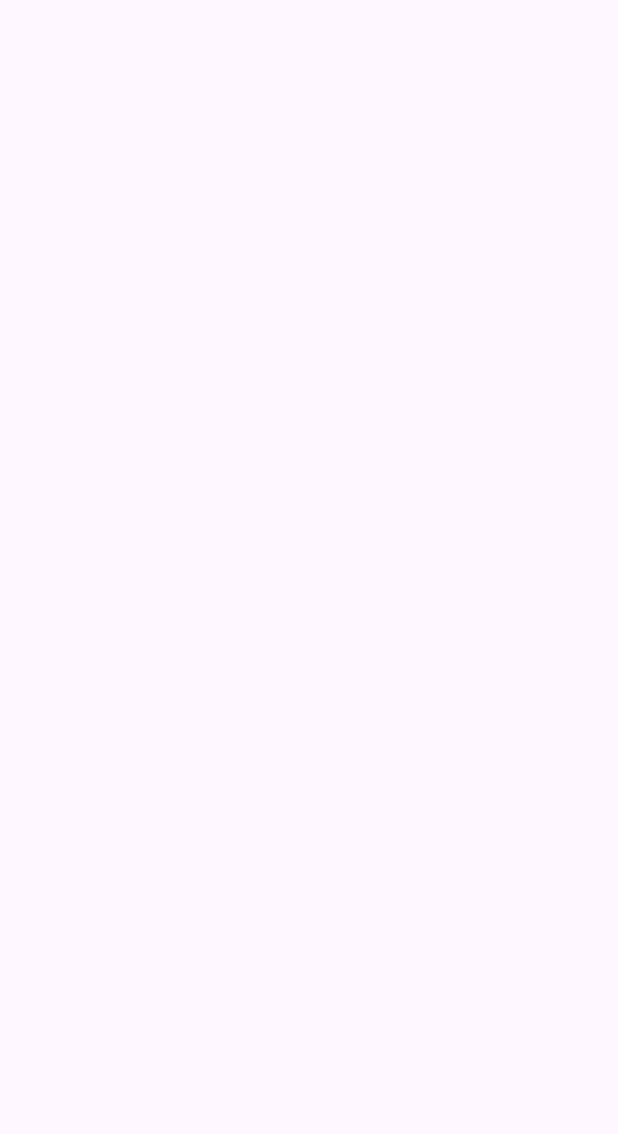
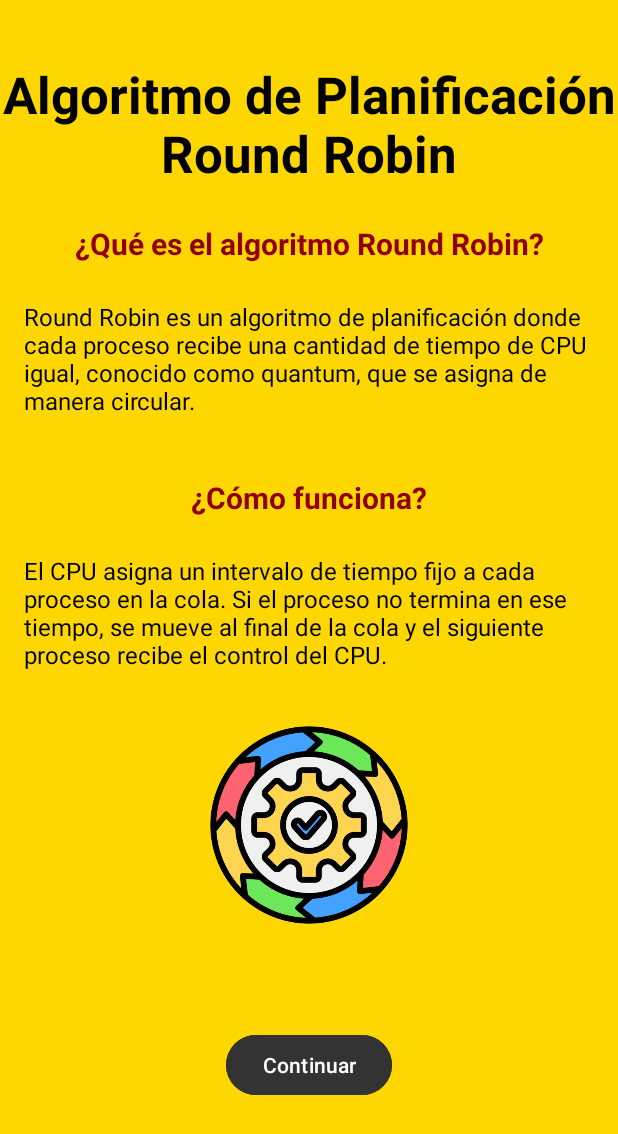
Before and after one commit to JhonmaSG/Android_Algoritmo_Round_Robin, an Android app: the activity_teorica_1 screen opened directly, with no data from a screen before it, on a phone screen of 412 x 824 dp. Before the commit the part shown is empty. Shown: the top 1134 px of the screen. Run offline under Robolectric (Android 15) with nearby library versions, the phone set to English and light mode, and no system bars.

Commit message:
completed activity teorica_1

```diff
--- a/app/src/main/java/com/example/algoritmo_round_robin/MainActivity.kt
+++ b/app/src/main/java/com/example/algoritmo_round_robin/MainActivity.kt
@@ -1,6 +1,8 @@
 package com.example.algoritmo_round_robin
 
+import android.content.Intent
 import android.os.Bundle
+import android.widget.Button
 import androidx.activity.enableEdgeToEdge
 import androidx.appcompat.app.AppCompatActivity
 import androidx.core.view.ViewCompat
@@ -12,7 +14,11 @@ class MainActivity : AppCompatActivity() {
         enableEdgeToEdge()
         setContentView(R.layout.activity_main)
         /*Bienvenida al tutorial del Algoritmo de Planificación*/
+        val btncomenzar : Button = findViewById(R.id.btnComenzar);
 
-
+        btncomenzar.setOnClickListener{
+            val intentComenzar = Intent(this,activity_teorica_1::class.java).apply{}
+            startActivity(intentComenzar)
+        }
     }
 }
--- a/app/src/main/res/layout/activity_main.xml
+++ b/app/src/main/res/layout/activity_main.xml
@@ -41,8 +41,10 @@
         android:layout_width="wrap_content"
         android:layout_height="wrap_content"
         android:layout_marginBottom="40dp"
+        android:backgroundTint="#333333"
         android:text="Comenzar Tutorial"
-        android:backgroundTint="#333333"
+        android:textAlignment="textStart"
+        android:textAllCaps="false"
         app:layout_constraintBottom_toBottomOf="parent"
         app:layout_constraintEnd_toEndOf="parent"
         app:layout_constraintHorizontal_bias="0.497"
--- a/app/src/main/res/layout/activity_teorica_1.xml
+++ b/app/src/main/res/layout/activity_teorica_1.xml
@@ -5,6 +5,105 @@
     android:id="@+id/main"
     android:layout_width="match_parent"
     android:layout_height="match_parent"
+    android:background="@color/background_color"
+    android:fitsSystemWindows="true"
     tools:context=".activity_teorica_1">
 
+    <TextView
+        android:id="@+id/txtTitle"
+        android:layout_width="wrap_content"
+        android:layout_height="wrap_content"
+        android:text="Algoritmo de Planificación Round Robin"
+        android:textAlignment="center"
+        android:textColor="#000000"
+        android:textSize="34sp"
+        android:textStyle="bold"
+        app:layout_constraintBottom_toBottomOf="parent"
+        app:layout_constraintEnd_toEndOf="parent"
+        app:layout_constraintHorizontal_bias="0.498"
+        app:layout_constraintStart_toStartOf="parent"
+        app:layout_constraintTop_toTopOf="parent"
+        app:layout_constraintVertical_bias="0.054" />
+
+    <TextView
+        android:id="@+id/txtSection1"
+        android:layout_width="0dp"
+        android:layout_height="wrap_content"
+        android:layout_marginTop="24dp"
+        android:text="¿Qué es el algoritmo Round Robin?"
+        android:textAlignment="center"
+        android:textColor="#900000"
+        android:textSize="20sp"
+        android:textStyle="bold"
+        app:layout_constraintEnd_toEndOf="parent"
+        app:layout_constraintStart_toStartOf="parent"
+        app:layout_constraintTop_toBottomOf="@id/txtTitle" />
+
+    <TextView
+        android:id="@+id/txtDescription1"
+        android:layout_width="0dp"
+        android:layout_height="wrap_content"
+        android:layout_marginTop="8dp"
+        android:padding="16dp"
+        android:text="Round Robin es un algoritmo de planificación donde cada proceso recibe una cantidad de tiempo de CPU igual, conocido como quantum, que se asigna de manera circular."
+        android:textColor="#000000"
+        android:textSize="16sp"
+        app:layout_constraintEnd_toEndOf="parent"
+        app:layout_constraintStart_toStartOf="parent"
+        app:layout_constraintTop_toBottomOf="@id/txtSection1" />
+
+    <!-- Sección 2: Cómo funciona -->
+    <TextView
+        android:id="@+id/txtSection2"
+        android:layout_width="0dp"
+        android:layout_height="wrap_content"
+        android:layout_marginTop="24dp"
+        android:text="¿Cómo funciona?"
+        android:textAlignment="center"
+        android:textColor="#900000"
+        android:textSize="20sp"
+        android:textStyle="bold"
+        app:layout_constraintEnd_toEndOf="parent"
+        app:layout_constraintStart_toStartOf="parent"
+        app:layout_constraintTop_toBottomOf="@id/txtDescription1" />
+
+    <ImageView
+        android:id="@+id/imageExample"
+        android:layout_width="165dp"
+        android:layout_height="133dp"
+        android:layout_marginTop="20dp"
+        android:src="@drawable/ciclo"
+        app:layout_constraintEnd_toEndOf="parent"
+        app:layout_constraintStart_toStartOf="parent"
+        app:layout_constraintTop_toBottomOf="@+id/txtDescription2" />
+
+    <TextView
+        android:id="@+id/txtDescription2"
+        android:layout_width="0dp"
+        android:layout_height="wrap_content"
+        android:layout_marginTop="8dp"
+        android:padding="16dp"
+        android:text="El CPU asigna un intervalo de tiempo fijo a cada proceso en la cola. Si el proceso no termina en ese tiempo, se mueve al final de la cola y el siguiente proceso recibe el control del CPU."
+        android:textColor="#000000"
+        android:textSize="16sp"
+        app:layout_constraintEnd_toEndOf="parent"
+        app:layout_constraintStart_toStartOf="parent"
+        app:layout_constraintTop_toBottomOf="@id/txtSection2" />
+
+
+    <Button
+        android:id="@+id/btnSimulate"
+        android:layout_width="wrap_content"
+        android:layout_height="wrap_content"
+        android:layout_marginTop="24dp"
+        android:layout_marginBottom="32dp"
+        android:backgroundTint="#333333"
+        android:text="Continuar"
+        android:textColor="@color/white"
+        app:layout_constraintBottom_toBottomOf="parent"
+        app:layout_constraintEnd_toEndOf="parent"
+        app:layout_constraintStart_toStartOf="parent"
+        app:layout_constraintTop_toBottomOf="@+id/imageExample"
+        app:layout_constraintVertical_bias="0.437" />
+
 </androidx.constraintlayout.widget.ConstraintLayout>
```
Also changed, not shown: app/src/main/res/drawable/ciclo.png (added).
